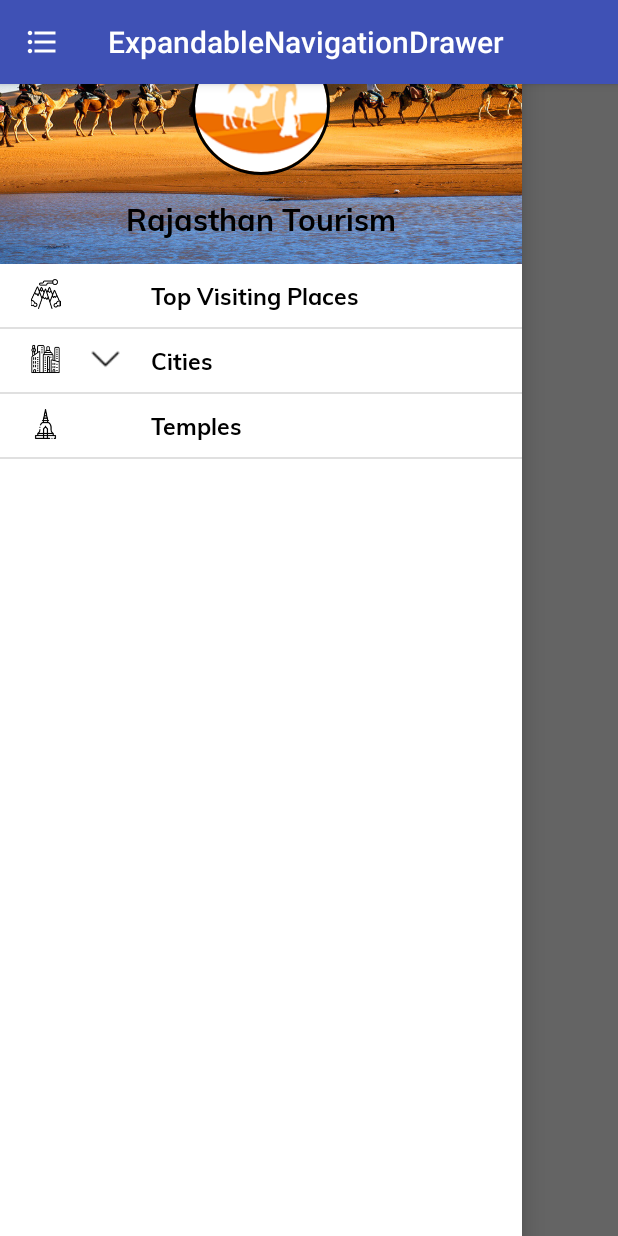
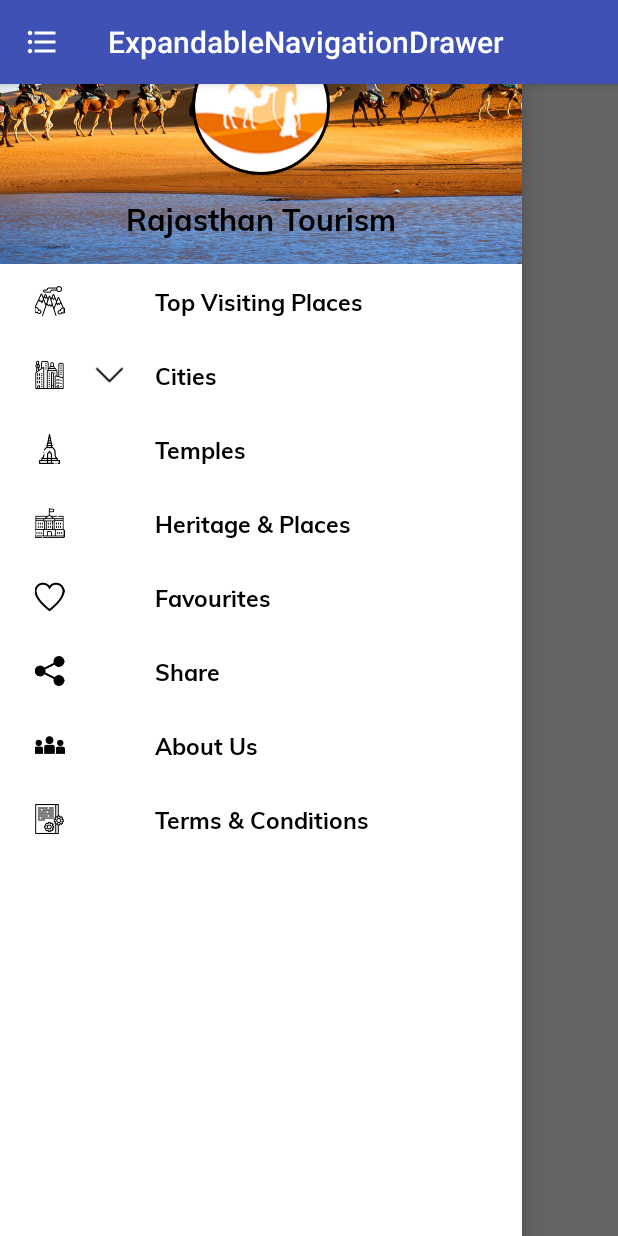
Before and after one commit to agarwalkarag/ExpandableNavigation, an Android app: the screen it shows after launch (NavigationViewActivity), with the side drawer open, on a phone screen of 412 x 824 dp. Run offline under Robolectric (Android 15) with nearby library versions, the phone set to English and light mode, and no system bars; our stand-ins replace CircleImageView, Volley; network calls fail.

Commit message:
Added List

```diff
--- a/app/src/main/java/com/agarwal/expandablenavigationdrawer/NavigationViewActivity.java
+++ b/app/src/main/java/com/agarwal/expandablenavigationdrawer/NavigationViewActivity.java
@@ -99,6 +99,37 @@ public class NavigationViewActivity extends AppCompatActivity {
         item3.setIndicator(Color.TRANSPARENT);
         listDataHeader.add(item3);
 
+
+        ExpandedMenuModel item4 = new ExpandedMenuModel();
+        item4.setIconName("Heritage & Places");
+        item4.setIconImg(R.drawable.ic_heritage);
+        item4.setIndicator(Color.TRANSPARENT);
+        listDataHeader.add(item4);
+
+        ExpandedMenuModel item5 = new ExpandedMenuModel();
+        item5.setIconName("Favourites");
+        item5.setIconImg(R.drawable.ic_favorite);
+        item5.setIndicator(Color.TRANSPARENT);
+        listDataHeader.add(item5);
+
+        ExpandedMenuModel item6 = new ExpandedMenuModel();
+        item6.setIconName("Share");
+        item6.setIconImg(R.drawable.ic_share);
+        item6.setIndicator(Color.TRANSPARENT);
+        listDataHeader.add(item6);
+
+        ExpandedMenuModel item7 = new ExpandedMenuModel();
+        item7.setIconName("About Us");
+        item7.setIconImg(R.drawable.ic_about);
+        item7.setIndicator(Color.TRANSPARENT);
+        listDataHeader.add(item7);
+
+        ExpandedMenuModel item8 = new ExpandedMenuModel();
+        item8.setIconName("Terms & Conditions");
+        item8.setIconImg(R.drawable.ic_terms);
+        item8.setIndicator(Color.TRANSPARENT);
+        listDataHeader.add(item8);
+
         listDataChild.put(listDataHeader.get(1), cities_name);
     }
 
--- a/app/src/main/res/layout/activity_navigation_view.xml
+++ b/app/src/main/res/layout/activity_navigation_view.xml
@@ -1,8 +1,7 @@
 <?xml version="1.0" encoding="utf-8"?>
-<android.support.v4.widget.DrawerLayout
+<android.support.v4.widget.DrawerLayout xmlns:android="http://schemas.android.com/apk/res/android"
+    xmlns:app="http://schemas.android.com/apk/res-auto"
     android:id="@+id/drawer_layout"
-    xmlns:android="http://schemas.android.com/apk/res/android"
-    xmlns:app="http://schemas.android.com/apk/res-auto"
     android:layout_width="match_parent"
     android:layout_height="match_parent"
     android:fitsSystemWindows="true">
@@ -17,16 +16,17 @@
         android:layout_width="match_parent"
         android:layout_height="match_parent"
         android:layout_gravity="start"
-        app:headerLayout="@layout/nav_header_home"
-        android:fitsSystemWindows="true">
+        android:fitsSystemWindows="true"
+        app:headerLayout="@layout/nav_header_home">
 
         <ExpandableListView
             android:id="@+id/navigationmenu"
             android:layout_width="match_parent"
-            android:groupIndicator="@null"
             android:layout_height="match_parent"
             android:layout_marginTop="@dimen/nav_header_height"
-            android:background="@android:color/white">
-        </ExpandableListView>
+            android:background="@android:color/white"
+            android:divider="@color/transparent"
+            android:groupIndicator="@null"
+            android:headerDividersEnabled="false" />
     </android.support.design.widget.NavigationView>
 </android.support.v4.widget.DrawerLayout>
--- a/app/src/main/res/layout/listheader.xml
+++ b/app/src/main/res/layout/listheader.xml
@@ -6,7 +6,9 @@
 
     <LinearLayout
         android:layout_width="match_parent"
-        android:layout_height="match_parent"
+        android:layout_height="50dp"
+        android:layout_gravity="center"
+        android:gravity="center"
         android:layout_marginLeft="5dp"
         android:orientation="horizontal">
 
@@ -36,5 +38,6 @@
             android:textColor="#000000"
             android:textSize="15sp" />
 
+
     </LinearLayout>
 </LinearLayout>
--- a/app/src/main/res/values/colors.xml
+++ b/app/src/main/res/values/colors.xml
@@ -3,4 +3,6 @@
     <color name="colorPrimary">#3F51B5</color>
     <color name="colorPrimaryDark">#303F9F</color>
     <color name="colorAccent">#FF4081</color>
+    <color name="divider">#000000</color>
+    <color name="transparent">#05000000</color>
 </resources>
```
Also changed, not shown: app/src/main/res/drawable/ic_expand_less.png, app/src/main/res/drawable/ic_expand_more.png, 1 other file.
